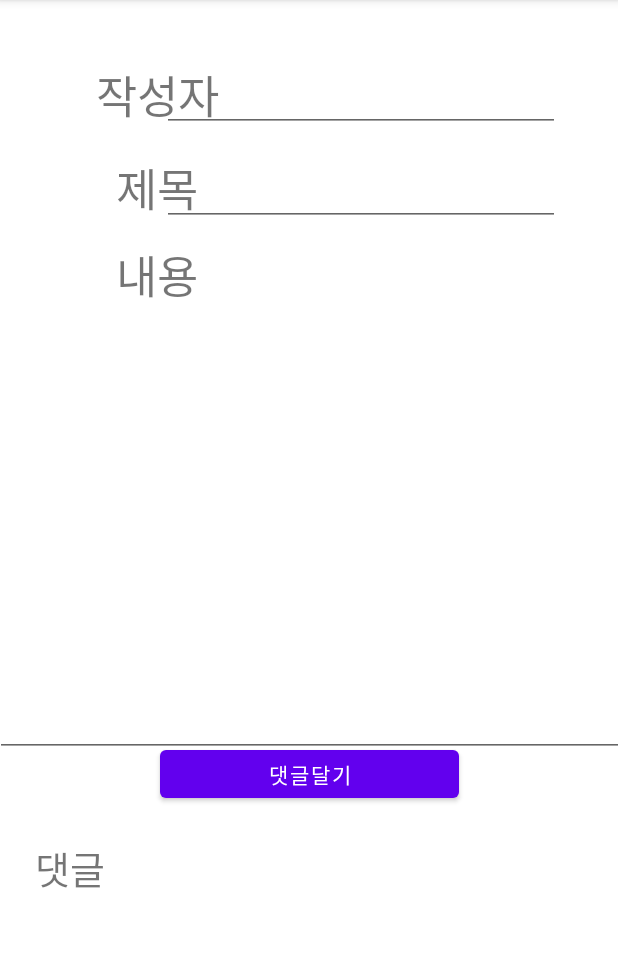
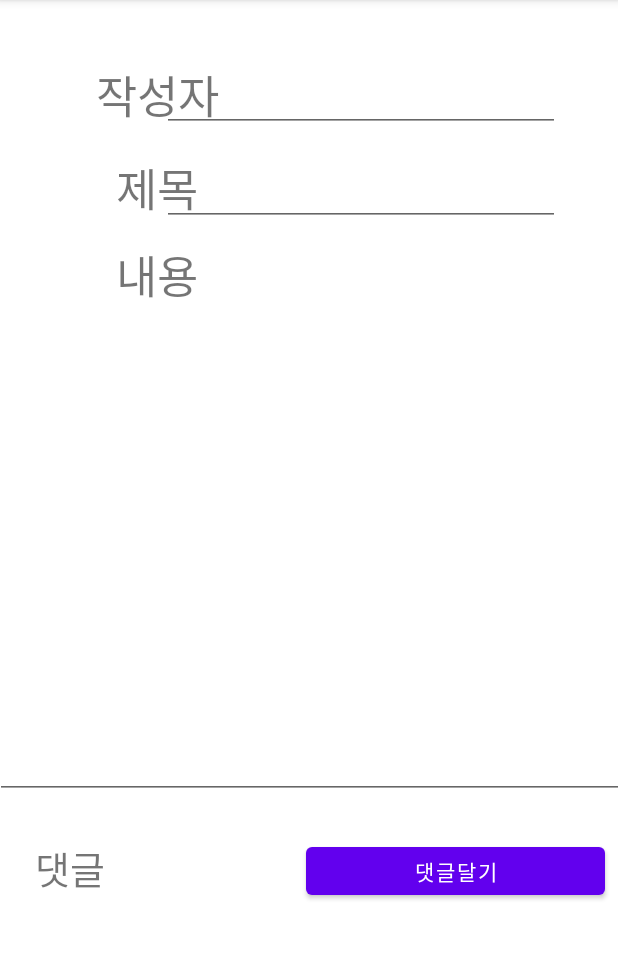
Before and after one commit to jsm1212/RestfulBBS, an Android app: the BbsDetailActivity screen opened directly, with no data from a screen before it, on a phone screen of 412 x 824 dp, the part 84-1043 px from its top. Run offline under Robolectric (Android 15) with nearby library versions, the phone set to English and light mode, and no system bars; network calls fail; 2 statements that could not run were skipped.

Commit message:
2022/03/12 댓글 추가 에러 디버깅

```diff
--- a/app/src/main/java/com/example/restfulbbs/BbsDao.kt
+++ b/app/src/main/java/com/example/restfulbbs/BbsDao.kt
@@ -12,8 +12,8 @@ interface BbsService {
     @GET("/getBbsList")
     fun getBbsList(): Call<List<BbsDto>>
 
-    @POST("/writeBbs")
-    fun writeBbs(@Body dto: BbsDto): Call<String>
+    @POST("/writeBbs_M")
+    fun writeBbs_M(@Body dto: BbsDto): Call<String>
 
     @GET("/bbsdetail")
     fun bbsdetail(@Query("seq") seq:Int): Call<BbsDto>
@@ -54,7 +54,7 @@ class BbsDao {
         return response?.body() as ArrayList<BbsDto>
     }
 
-    fun writeBbs(dto: BbsDto):String?{
+    fun writeBbs_M(dto: BbsDto):String?{
 
         var response: Response<String>? = null
 
@@ -63,7 +63,7 @@ class BbsDao {
 
             val service = retrofit?.create(BbsService::class.java)
 
-            val call = service?.writeBbs(dto)
+            val call = service?.writeBbs_M(dto)
 
             response = call?.execute()
         }catch(e:Exception){
--- a/app/src/main/java/com/example/restfulbbs/BbsWriteActivity.kt
+++ b/app/src/main/java/com/example/restfulbbs/BbsWriteActivity.kt
@@ -3,6 +3,7 @@ package com.example.restfulbbs
 import android.content.Intent
 import androidx.appcompat.app.AppCompatActivity
 import android.os.Bundle
+import android.util.Log
 import android.widget.Button
 import android.widget.EditText
 import android.widget.TextView
@@ -23,7 +24,8 @@ class BbsWriteActivity : AppCompatActivity() {
             val title = findViewById<EditText>(R.id.editTitle)
             val content = findViewById<EditText>(R.id.editContent)
 
-            var dto = BbsDao.getInstance().writeBbs(BbsDto(0,MemberDao.user?.id,0,0,0,title.text.toString(),content.text.toString(),"",0,0))
+            var dto = BbsDao.getInstance().writeBbs_M(BbsDto(0,MemberDao.user?.id,0,0,0,title.text.toString(),content.text.toString(),"",0,0))
+            Log.d("~~~~~게시글 등록", dto!!)
             if(dto != null){
 
                 Toast.makeText(this, "추가되었습니다", Toast.LENGTH_LONG).show()
--- a/app/src/main/java/com/example/restfulbbs/CommentDao.kt
+++ b/app/src/main/java/com/example/restfulbbs/CommentDao.kt
@@ -12,8 +12,8 @@ interface CommentService {
     @GET("/getCommentList")
     fun getCommentList(@Query("seq") seq:Int): Call<List<CommentDto>>
 
-    @POST("/insertComment")
-    fun insertComment(@Body dto: CommentDto) : Call<String>
+    @POST("/insertComment_M")
+    fun insertComment_M(@Body dto: CommentDto) : Call<String>
 }
 
 class CommentDao {
@@ -41,7 +41,7 @@ class CommentDao {
         return response?.body() as ArrayList<CommentDto>
     }
 
-    fun insertComment(dto: CommentDto): String?{
+    fun insertComment_M(dto: CommentDto): String?{
         var response: Response<String>? = null
 
         try {
@@ -49,7 +49,7 @@ class CommentDao {
 
             val service = retrofit?.create(CommentService::class.java)
 
-            val call = service?.insertComment(dto)
+            val call = service?.insertComment_M(dto)
 
             response = call?.execute()
         }catch(e:Exception){
--- a/app/src/main/java/com/example/restfulbbs/MainActivity.kt
+++ b/app/src/main/java/com/example/restfulbbs/MainActivity.kt
@@ -122,7 +122,6 @@ class MainActivity : AppCompatActivity() {
                 }
             }
         }
-
         kakao_login_button.setOnClickListener {
             if(UserApiClient.instance.isKakaoTalkLoginAvailable(this)){
                 UserApiClient.instance.loginWithKakaoTalk(this, callback = callback)
--- a/app/src/main/res/layout/activity_bbs_detail.xml
+++ b/app/src/main/res/layout/activity_bbs_detail.xml
@@ -67,7 +67,7 @@
             android:ems="10"
             app:layout_constraintEnd_toEndOf="parent" app:layout_constraintStart_toStartOf="parent"
             app:layout_constraintBottom_toBottomOf="parent" app:layout_constraintTop_toTopOf="parent"
-            app:layout_constraintVertical_bias="0.412"/>
+            app:layout_constraintVertical_bias="0.475" app:layout_constraintHorizontal_bias="0.511"/>
     <androidx.recyclerview.widget.RecyclerView
             android:layout_width="600dp"
             android:layout_height="174dp"
@@ -81,7 +81,7 @@
             android:layout_height="44dp" android:id="@+id/replyBtn"
             app:layout_constraintEnd_toEndOf="parent" app:layout_constraintStart_toStartOf="parent"
             app:layout_constraintBottom_toBottomOf="parent" app:layout_constraintTop_toTopOf="parent"
-            app:layout_constraintHorizontal_bias="0.501" app:layout_constraintVertical_bias="0.682"/>
+            app:layout_constraintHorizontal_bias="0.96" app:layout_constraintVertical_bias="0.772"/>
     <TextView
             android:text="댓글"
             android:textSize="25dp"
```
Also changed, not shown: app/src/main/java/com/example/restfulbbs/CommentActivity.kt (+15 -7 lines), app/src/main/java/com/example/restfulbbs/CustomAdapter.kt (+4 -4 lines), app/src/main/java/com/example/restfulbbs/CustomAdapter2.kt (+6 -3 lines), app/src/main/res/layout/activity_comment.xml (+6 -6 lines).
